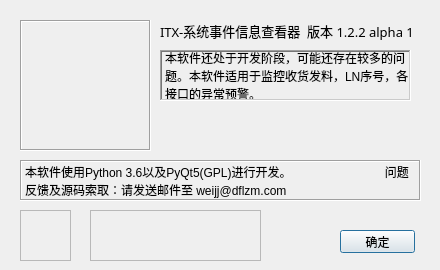
This is System_Event_Watcher/UI_about.ui in ITX-Snowhare/Python_DFLZM_System_Event_Watcher as Qt 5 draws it before an edit. The edited form follows.
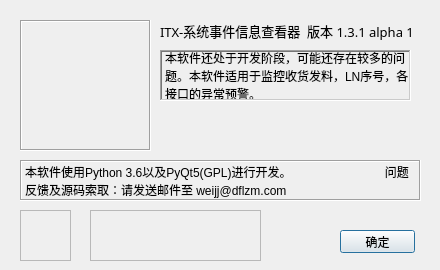
This is the edited form. Icons and pictures are not drawn.

Diff of the .ui file:
```diff
--- a/System_Event_Watcher/UI_about.ui
+++ b/System_Event_Watcher/UI_about.ui
@@ -66,7 +66,7 @@
     </font>
    </property>
    <property name="text">
-    <string>ITX-系统事件信息查看器  版本 1.2.2 alpha 1</string>
+    <string>ITX-系统事件信息查看器  版本 1.3.1 alpha 1</string>
    </property>
   </widget>
   <widget class="QLabel" name="label_3">
```
